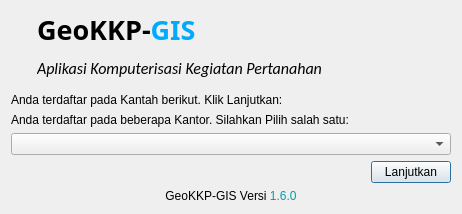
Before: the Qt Designer form ui/postlogin2.ui in nyanyaon/GeoKKP-GIS, drawn with Qt 5.
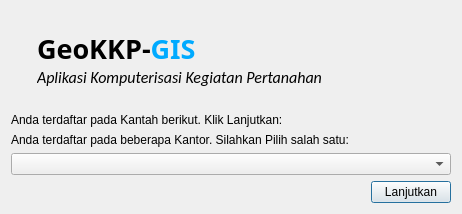
After: the same form once the commit is applied. Icons and pictures are not drawn.

The edit to the form file:
```diff
--- a/ui/postlogin2.ui
+++ b/ui/postlogin2.ui
@@ -69,6 +69,19 @@
          <property name="spacing">
           <number>0</number>
          </property>
+         <item>
+          <spacer name="verticalSpacer">
+           <property name="orientation">
+            <enum>Qt::Vertical</enum>
+           </property>
+           <property name="sizeHint" stdset="0">
+            <size>
+             <width>20</width>
+             <height>40</height>
+            </size>
+           </property>
+          </spacer>
+         </item>
          <item>
           <widget class="QLabel" name="label_12">
            <property name="sizePolicy">
@@ -116,6 +129,19 @@
            </property>
           </widget>
          </item>
+         <item>
+          <spacer name="verticalSpacer_2">
+           <property name="orientation">
+            <enum>Qt::Vertical</enum>
+           </property>
+           <property name="sizeHint" stdset="0">
+            <size>
+             <width>20</width>
+             <height>40</height>
+            </size>
+           </property>
+          </spacer>
+         </item>
         </layout>
        </item>
       </layout>
@@ -183,18 +209,7 @@
       </layout>
      </item>
      <item>
-      <layout class="QVBoxLayout" name="verticalLayout_18">
-       <item>
-        <widget class="QLabel" name="lblTermsOfService_3">
-         <property name="text">
-          <string>GeoKKP-GIS Versi &lt;a href=&quot;https://github.com/danylaksono/GeoKKP-GIS&quot; style=&quot;color: rgb(0, 157, 165);text-decoration: none;&quot;&gt;1.6.0&lt;/a&gt;</string>
-         </property>
-         <property name="alignment">
-          <set>Qt::AlignCenter</set>
-         </property>
-        </widget>
-       </item>
-      </layout>
+      <layout class="QVBoxLayout" name="verticalLayout_18"/>
      </item>
     </layout>
    </item>
```
